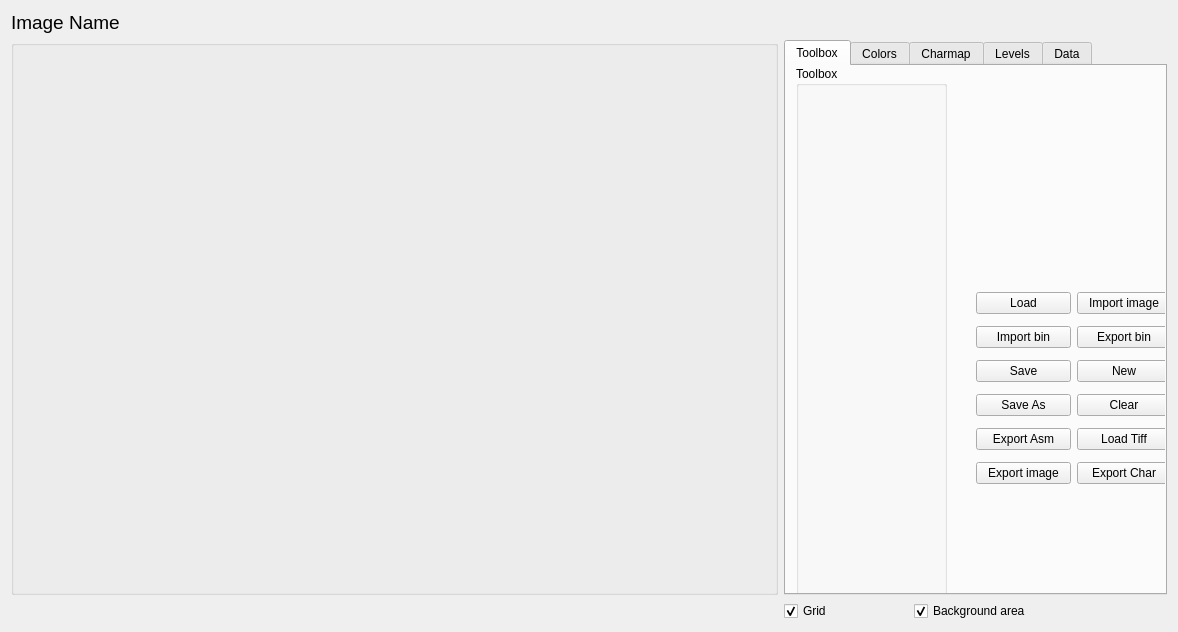
This is source/trsedocuments/formimageeditor.ui in Happy-Ferret/Fluff64 as Qt 5 draws it before an edit. The edited form follows.
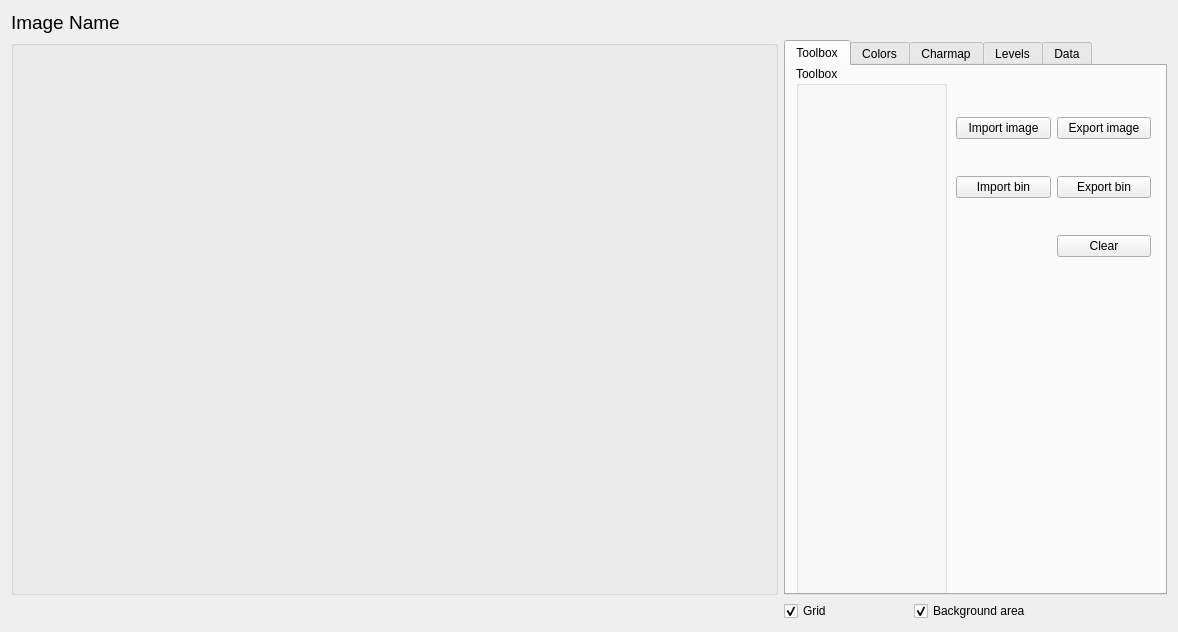
This is the edited form. The open tabs and pages were chosen to show the change.

Diff of the .ui file:
```diff
--- a/source/trsedocuments/formimageeditor.ui
+++ b/source/trsedocuments/formimageeditor.ui
@@ -83,63 +83,14 @@
         <widget class="QWidget" name="gridLayoutWidget_7">
          <property name="geometry">
           <rect>
-           <x>190</x>
-           <y>220</y>
+           <x>170</x>
+           <y>20</y>
            <width>195</width>
            <height>205</height>
           </rect>
          </property>
-         <layout class="QGridLayout" name="gridLayout_2" rowstretch="0,0,0,0,0,0,0" columnstretch="0,0">
-          <item row="5" column="0">
-           <widget class="QPushButton" name="btnExportAsm">
-            <property name="text">
-             <string>Export Asm</string>
-            </property>
-           </widget>
-          </item>
-          <item row="6" column="0">
-           <widget class="QPushButton" name="btnExportImage">
-            <property name="text">
-             <string>Export image</string>
-            </property>
-           </widget>
-          </item>
-          <item row="1" column="0">
-           <widget class="QPushButton" name="btnLoad">
-            <property name="text">
-             <string>Load</string>
-            </property>
-           </widget>
-          </item>
-          <item row="3" column="0">
-           <widget class="QPushButton" name="btnSave">
-            <property name="text">
-             <string>Save</string>
-            </property>
-           </widget>
-          </item>
+         <layout class="QGridLayout" name="gridLayout_2" rowstretch="0,0,0,0" columnstretch="0,0">
           <item row="3" column="1">
-           <widget class="QPushButton" name="b">
-            <property name="text">
-             <string>New</string>
-            </property>
-           </widget>
-          </item>
-          <item row="1" column="1">
-           <widget class="QPushButton" name="btnImport">
-            <property name="text">
-             <string>Import image</string>
-            </property>
-           </widget>
-          </item>
-          <item row="4" column="0">
-           <widget class="QPushButton" name="btnSaveAs">
-            <property name="text">
-             <string>Save As</string>
-            </property>
-           </widget>
-          </item>
-          <item row="4" column="1">
            <widget class="QPushButton" name="btnNew">
             <property name="text">
              <string>Clear</string>
@@ -153,13 +104,6 @@
             </property>
            </widget>
           </item>
-          <item row="5" column="1">
-           <widget class="QPushButton" name="btnTiff">
-            <property name="text">
-             <string>Load Tiff</string>
-            </property>
-           </widget>
-          </item>
           <item row="2" column="1">
            <widget class="QPushButton" name="btnExportBin">
             <property name="text">
@@ -167,10 +111,23 @@
             </property>
            </widget>
           </item>
-          <item row="6" column="1">
-           <widget class="QPushButton" name="btnExpChar">
+          <item row="0" column="1">
+           <widget class="QPushButton" name="btnExportImage">
+            <property name="toolTip">
+             <string>Export this image as a png/jpg</string>
+            </property>
             <property name="text">
-             <string>Export Char</string>
+             <string>Export image</string>
+            </property>
+           </widget>
+          </item>
+          <item row="0" column="0">
+           <widget class="QPushButton" name="btnImport">
+            <property name="toolTip">
+             <string>Imports a png/jpg into a c64 image of any type</string>
+            </property>
+            <property name="text">
+             <string>Import image</string>
             </property>
            </widget>
           </item>
```
Left out of the diff: 155 changed lines with no effect on the pictures.
